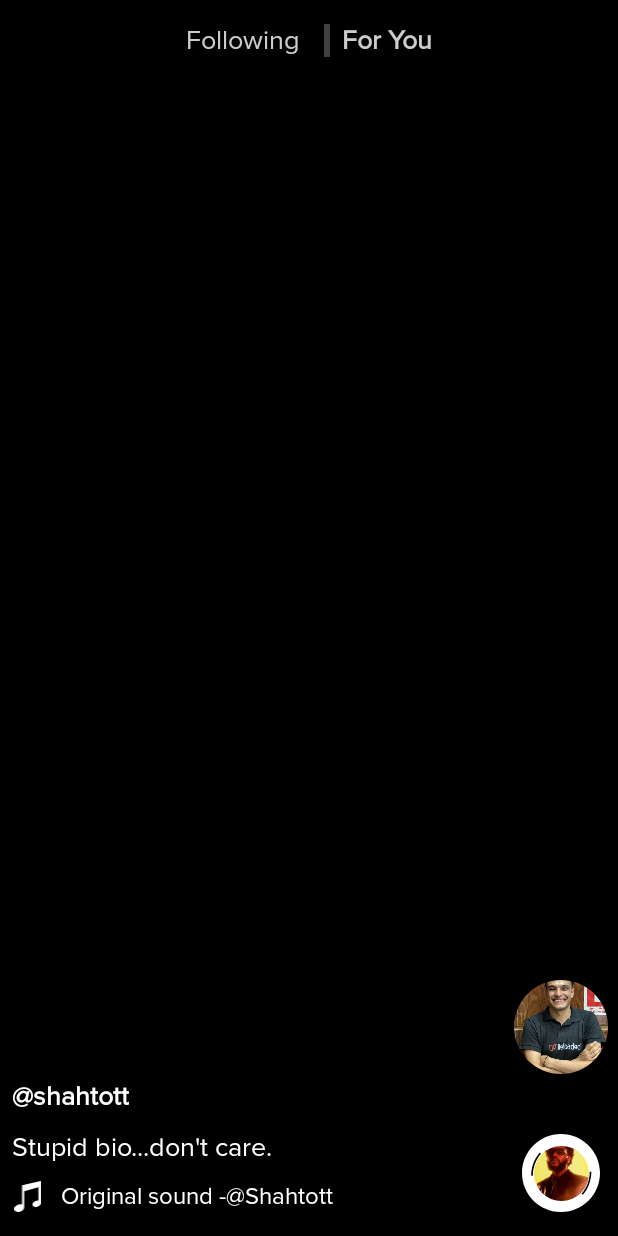
After one commit to MahmoudElshahatt/Sh-Tiktok-clone, an Android app: the layout reel_item.xml on its own in the app's theme, with its tools: preview values and no code run, on a phone screen of 412 x 824 dp. The commit adds this screen. Run offline under Robolectric (Android 15) with nearby library versions, the phone set to English and light mode, and no system bars.

Commit message:
design reel item

```diff
--- a/app/src/main/java/com/shahott/sh_tiktok_clone/ui/HomeFragment.kt
+++ b/app/src/main/java/com/shahott/sh_tiktok_clone/ui/HomeFragment.kt
@@ -7,6 +7,7 @@ import android.view.View
 import android.view.ViewGroup
 import com.shahott.sh_tiktok_clone.MainActivity
 import com.shahott.sh_tiktok_clone.R
+import com.shahott.sh_tiktok_clone.util.showContentAboveStatusBar
 
 class HomeFragment : Fragment() {
 
@@ -19,5 +20,10 @@ class HomeFragment : Fragment() {
         return inflater.inflate(R.layout.fragment_home, container, false)
     }
 
+    override fun onViewCreated(view: View, savedInstanceState: Bundle?) {
+        super.onViewCreated(view, savedInstanceState)
+        requireActivity().showContentAboveStatusBar()
+    }
+
 
 }
--- /dev/null
+++ b/app/src/main/java/com/shahott/sh_tiktok_clone/util/Activity.kt
@@ -0,0 +1,28 @@
+package com.shahott.sh_tiktok_clone.util
+
+import android.app.Activity
+import android.graphics.Color
+import android.util.Log
+import android.view.WindowManager
+import androidx.core.content.ContextCompat
+
+fun Activity.showContentAboveStatusBar(color: Int = -1) {
+    try {
+        window.apply {
+            statusBarColor = if (color != -1) Color.TRANSPARENT else color
+            setFlags(
+                WindowManager.LayoutParams.FLAG_TRANSLUCENT_STATUS,
+                WindowManager.LayoutParams.FLAG_TRANSLUCENT_STATUS
+            )
+        }
+    } catch (e: Exception) {
+        Log.e("ActivityExtensions", "showContentAboveStatusBar: ${e.localizedMessage}")
+    }
+}
+
+fun Activity.showContentNormallyUnderStatusBar(color: Int) {
+    window.apply {
+        statusBarColor = ContextCompat.getColor(this@showContentNormallyUnderStatusBar, color)
+        clearFlags(WindowManager.LayoutParams.FLAG_TRANSLUCENT_STATUS)
+    }
+}
--- /dev/null
+++ b/app/src/main/res/drawable/ic_music.xml
@@ -0,0 +1,10 @@
+<vector xmlns:android="http://schemas.android.com/apk/res/android"
+    android:width="104.23dp"
+    android:height="122.88dp"
+    android:viewportWidth="104.23"
+    android:viewportHeight="122.88">
+  <path
+      android:fillColor="@color/white"
+      android:pathData="M87.9,78.04c2.74,-0.48 5.33,-0.4 7.6,0.13V24.82L39.05,41.03v61.95c0.03,0.34 0.05,0.69 0.05,1.03c0,0 0,0.01 0,0.01c0,8.34 -8.75,16.62 -19.55,18.49C8.76,124.37 0,119.12 0,110.77c0,-8.34 8.76,-16.62 19.55,-18.48c4.06,-0.7 7.84,-0.39 10.97,0.71l0,-76.26h0.47L104.04,0v85.92c0.13,0.63 0.2,1.27 0.2,1.91c0,0 0,0 0,0.01c0,6.97 -7.32,13.89 -16.33,15.44c-9.02,1.56 -16.33,-2.83 -16.33,-9.8C71.57,86.51 78.88,79.59 87.9,78.04L87.9,78.04L87.9,78.04z"
+      android:fillType="evenOdd"/>
+</vector>
--- /dev/null
+++ b/app/src/main/res/drawable/ic_music_cd.xml
@@ -0,0 +1,9 @@
+<vector xmlns:android="http://schemas.android.com/apk/res/android"
+    android:width="800dp"
+    android:height="800dp"
+    android:viewportWidth="467.45"
+    android:viewportHeight="467.45">
+  <path
+      android:pathData="M233.73,0C104.64,0 0,104.64 0,233.73c0,129.08 104.64,233.73 233.73,233.73c129.08,0 233.72,-104.64 233.72,-233.73C467.45,104.64 362.81,0 233.73,0zM64.96,250.08h-9.69c0,-52.86 19.32,-101.27 51.21,-138.64c2.29,2.29 4.58,4.57 6.87,6.87C83.2,153.91 64.96,199.89 64.96,250.08zM98.9,250.08h-9.69c0,-43.51 15.52,-83.45 41.31,-114.6l6.89,6.89C113.36,171.74 98.9,209.24 98.9,250.08zM233.73,326.42c-51.19,0 -92.7,-41.49 -92.7,-92.69c0,-51.2 41.5,-92.7 92.7,-92.7c51.2,0 92.69,41.5 92.69,92.7C326.42,284.93 284.93,326.42 233.73,326.42zM333.52,333.59c24.06,-29.36 38.51,-66.89 38.51,-107.71h9.69c0,43.51 -15.52,83.45 -41.31,114.6L333.52,333.59zM364.45,364.52c-2.29,-2.29 -4.57,-4.57 -6.87,-6.87c30.14,-35.61 48.37,-81.59 48.37,-131.77h9.7C415.65,278.75 396.34,327.16 364.45,364.52zM265.02,233.73c0,17.28 -14.01,31.29 -31.29,31.29c-17.29,0 -31.3,-14.01 -31.3,-31.29c0,-17.29 14.01,-31.3 31.3,-31.3C251.01,202.43 265.02,216.44 265.02,233.73z"
+      android:fillColor="@color/white"/>
+</vector>
--- /dev/null
+++ b/app/src/main/res/drawable/ic_share.xml
@@ -0,0 +1,9 @@
+<vector xmlns:android="http://schemas.android.com/apk/res/android"
+    android:width="800dp"
+    android:height="800dp"
+    android:viewportWidth="512"
+    android:viewportHeight="512">
+  <path
+      android:pathData="M512,230.43L283.5,44.62v94.81C60.78,141.24 -21.84,307.32 4.83,467.38c48.7,-99.49 149.91,-138.68 278.67,-143.14v92L512,230.43z"
+      android:fillColor="#000000"/>
+</vector>
--- /dev/null
+++ b/app/src/main/res/layout/reel_item.xml
@@ -0,0 +1,150 @@
+<?xml version="1.0" encoding="utf-8"?>
+<androidx.constraintlayout.widget.ConstraintLayout xmlns:android="http://schemas.android.com/apk/res/android"
+    xmlns:app="http://schemas.android.com/apk/res-auto"
+    xmlns:tools="http://schemas.android.com/tools"
+    android:id="@+id/views_parent"
+    android:layout_width="match_parent"
+    android:layout_height="match_parent"
+    android:background="@color/reel_background">
+
+    <!--    <VideoView-->
+    <!--        android:id="@+id/video_view"-->
+    <!--        android:layout_width="match_parent"-->
+    <!--        android:layout_height="wrap_content"-->
+    <!--        app:layout_constraintBottom_toBottomOf="parent"-->
+    <!--        app:layout_constraintEnd_toEndOf="parent"-->
+    <!--        app:layout_constraintStart_toStartOf="parent"-->
+    <!--        app:layout_constraintTop_toTopOf="parent" />-->
+
+    <TextView
+        android:id="@+id/textView"
+        android:layout_width="wrap_content"
+        android:layout_height="wrap_content"
+        android:layout_marginTop="16dp"
+        android:alpha="0.8"
+        android:text="Following"
+        android:textColor="@color/white"
+        android:textSize="18sp"
+        app:layout_constraintEnd_toEndOf="parent"
+        app:layout_constraintHorizontal_bias="0.37"
+        app:layout_constraintStart_toStartOf="parent"
+        app:layout_constraintTop_toTopOf="parent" />
+
+    <View
+        android:id="@+id/view"
+        android:layout_width="4dp"
+        android:layout_height="0dp"
+        android:layout_marginStart="16dp"
+        android:alpha="0.8"
+        android:background="@color/grey"
+        app:layout_constraintBottom_toBottomOf="@+id/textView"
+        app:layout_constraintStart_toEndOf="@+id/textView"
+        app:layout_constraintTop_toTopOf="@+id/textView" />
+
+    <TextView
+        android:id="@+id/textView2"
+        android:layout_width="wrap_content"
+        android:layout_height="wrap_content"
+        android:layout_marginStart="8dp"
+        android:alpha="0.8"
+        android:text="For You"
+        android:textColor="@color/white"
+        android:textSize="18sp"
+        android:textStyle="bold"
+        app:layout_constraintBottom_toBottomOf="@+id/textView"
+        app:layout_constraintStart_toEndOf="@+id/view"
+        app:layout_constraintTop_toTopOf="@+id/textView" />
+
+    <ImageView
+        android:id="@+id/imageView2"
+        android:layout_width="@dimen/_16sdp"
+        android:layout_height="@dimen/_16sdp"
+        android:layout_marginStart="8dp"
+        android:layout_marginBottom="16dp"
+        app:layout_constraintBottom_toBottomOf="parent"
+        app:layout_constraintStart_toStartOf="parent"
+        app:srcCompat="@drawable/ic_music" />
+
+    <TextView
+        android:id="@+id/textView3"
+        android:layout_width="wrap_content"
+        android:layout_height="wrap_content"
+        android:layout_marginStart="12dp"
+        android:text="Original sound -@Shahtott"
+        android:textColor="@color/white"
+        android:textSize="16sp"
+        app:layout_constraintBottom_toBottomOf="@+id/imageView2"
+        app:layout_constraintStart_toEndOf="@+id/imageView2"
+        app:layout_constraintTop_toTopOf="@+id/imageView2" />
+
+    <TextView
+        android:id="@+id/textView4"
+        android:layout_width="wrap_content"
+        android:layout_height="wrap_content"
+        android:layout_marginBottom="12dp"
+        android:text="Stupid bio...don't care."
+        android:textColor="@color/white"
+        android:textSize="18sp"
+        app:layout_constraintBottom_toTopOf="@+id/textView3"
+        app:layout_constraintStart_toStartOf="@+id/imageView2" />
+
+    <TextView
+        android:layout_width="wrap_content"
+        android:layout_height="wrap_content"
+        android:layout_marginBottom="12dp"
+        android:text="@string/user_name"
+        android:textColor="@color/white"
+        android:textSize="18sp"
+        android:textStyle="bold"
+        app:layout_constraintBottom_toTopOf="@+id/textView4"
+        app:layout_constraintStart_toStartOf="@+id/imageView2" />
+
+    <ImageView
+        android:id="@+id/imageView3"
+        android:layout_width="@dimen/_40sdp"
+        android:layout_height="@dimen/_40sdp"
+        android:layout_marginEnd="12dp"
+        android:layout_marginBottom="16dp"
+        app:layout_constraintBottom_toBottomOf="parent"
+        app:layout_constraintEnd_toEndOf="parent"
+        app:srcCompat="@drawable/ic_music_cd" />
+
+    <com.google.android.material.imageview.ShapeableImageView
+        android:id="@+id/shapeableImageView"
+        android:layout_width="@dimen/_28sdp"
+        android:layout_height="@dimen/_28sdp"
+        android:scaleType="centerCrop"
+        android:src="@drawable/download"
+        app:layout_constraintBottom_toBottomOf="@+id/imageView3"
+        app:layout_constraintEnd_toEndOf="@+id/imageView3"
+        app:layout_constraintStart_toStartOf="@+id/imageView3"
+        app:layout_constraintTop_toTopOf="@+id/imageView3"
+        app:shapeAppearanceOverlay="@style/round50"
+        app:srcCompat="@drawable/ic_music_cd" />
+
+    <LinearLayout
+        android:layout_width="wrap_content"
+        android:layout_height="wrap_content"
+        android:layout_marginBottom="40dp"
+        android:orientation="vertical"
+        app:layout_constraintBottom_toTopOf="@+id/imageView3"
+        app:layout_constraintEnd_toEndOf="@+id/imageView3"
+        app:layout_constraintStart_toStartOf="@+id/imageView3">
+
+        <androidx.constraintlayout.widget.ConstraintLayout
+            android:layout_width="wrap_content"
+            android:layout_height="wrap_content">
+
+            <com.google.android.material.imageview.ShapeableImageView
+                android:layout_width="@dimen/_48sdp"
+                android:layout_height="@dimen/_48sdp"
+                android:scaleType="centerCrop"
+                android:src="@drawable/img_profile"
+                app:layout_constraintBottom_toBottomOf="parent"
+                app:layout_constraintEnd_toEndOf="parent"
+                app:layout_constraintStart_toStartOf="parent"
+                app:layout_constraintTop_toTopOf="parent"
+                app:shapeAppearanceOverlay="@style/round50" />
+        </androidx.constraintlayout.widget.ConstraintLayout>
+    </LinearLayout>
+</androidx.constraintlayout.widget.ConstraintLayout>
--- a/app/src/main/res/values/colors.xml
+++ b/app/src/main/res/values/colors.xml
@@ -9,4 +9,5 @@
     <color name="white">#FFFFFFFF</color>
     <color name="tiktok_theme_color">#1a121f</color>
     <color name="grey">#515050</color>
+    <color name="reel_background">#000000</color>
 </resources>
--- a/app/src/main/res/values/strings.xml
+++ b/app/src/main/res/values/strings.xml
@@ -2,4 +2,5 @@
     <string name="app_name">Sh-Tiktok-clone</string>
     <!-- TODO: Remove or change this placeholder text -->
     <string name="hello_blank_fragment">Hello blank fragment</string>
+    <string name="user_name">\@shahtott</string>
 </resources>
--- a/app/src/main/res/values/themes.xml
+++ b/app/src/main/res/values/themes.xml
@@ -16,4 +16,9 @@
         <item name="cornerFamily">rounded</item>
         <item name="cornerSize">30%</item>
     </style>
+
+    <style name="round50">
+        <item name="cornerFamily">rounded</item>
+        <item name="cornerSize">50%</item>
+    </style>
 </resources>
```
Also changed, not shown: app/src/main/res/drawable/download.jpg (added), app/src/main/res/drawable/img_profile.jpg (added).
